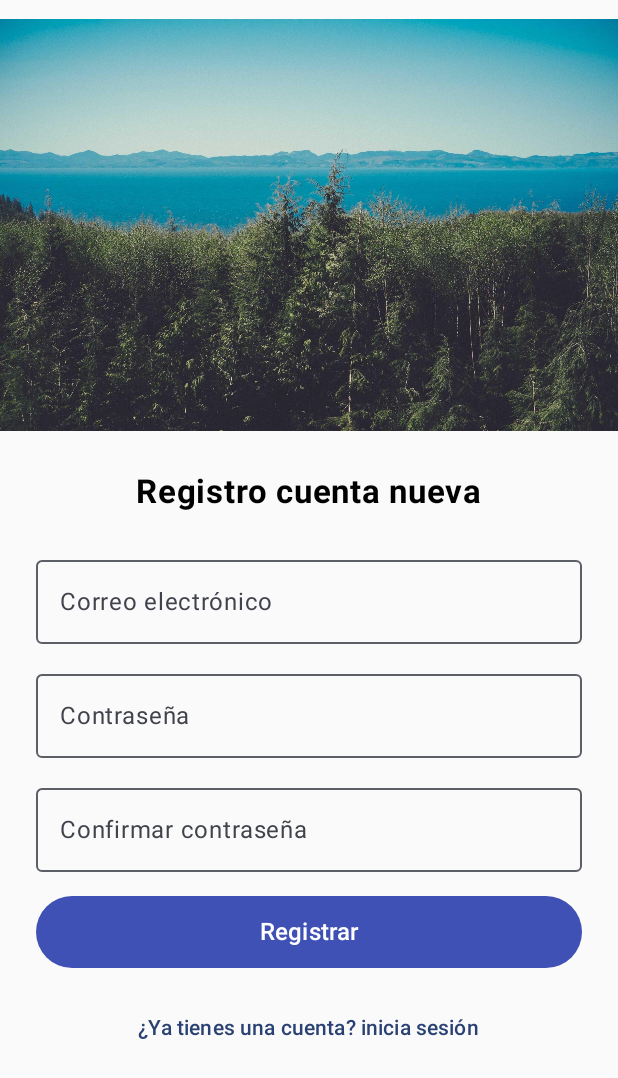
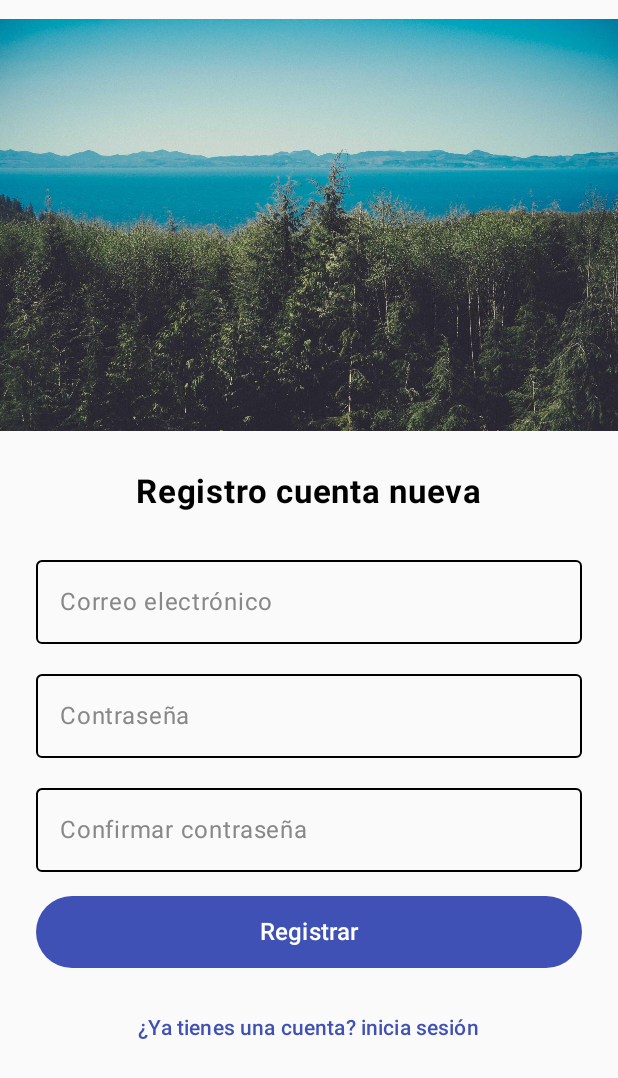
Before and after one commit to bcolorado/HangOut-Guide, an Android app built with Jetpack Compose: the screen it shows after launch (MainActivity), after a tap on "Registrarse", on a phone screen of 412 x 824 dp. Shown: the top 1078 px of the screen. Run offline under Robolectric (Android 15) with nearby library versions, the light colour scheme and no system bars; our stand-ins replace Firebase (no records; nobody signed in at launch, a user with empty details on screens opened directly).

Commit message:
Included some styles for inputs in forms

```diff
--- a/app/src/main/java/io/hangout/guide/ui/login/ForgotPasswordScreen.kt
+++ b/app/src/main/java/io/hangout/guide/ui/login/ForgotPasswordScreen.kt
@@ -18,6 +18,7 @@ import androidx.compose.ui.text.input.PasswordVisualTransformation
 import androidx.compose.ui.unit.dp
 import androidx.compose.ui.unit.sp
 import io.hangout.guide.R
+import io.hangout.guide.ui.theme.outlinedTextFieldColors
 import io.hangout.guide.utils.AuthManager
 import io.hangout.guide.utils.AuthRes
 import kotlinx.coroutines.launch
@@ -70,7 +71,9 @@ fun ForgotPasswordScreen(
             onValueChange = { email = it },
             label = { Text("Correo electrónico") },
             modifier = Modifier.fillMaxWidth(),
-            singleLine = true
+            singleLine = true,
+            textStyle = androidx.compose.ui.text.TextStyle(color = Color.Black),
+            colors = outlinedTextFieldColors()
         )
 
         Spacer(modifier = Modifier.height(16.dp))
@@ -95,7 +98,7 @@ fun ForgotPasswordScreen(
 
         // Enlaces de Olvidar contraseña y Registrarse
         TextButton(onClick = { onNavigateLogin() }) {
-            Text("¿Ya tienes una cuenta? inicia sesión")
+            Text("¿Ya tienes una cuenta? inicia sesión", color = Color(0xFF3F51B5))
         }
     }
 }
--- a/app/src/main/java/io/hangout/guide/ui/login/LoginScreen.kt
+++ b/app/src/main/java/io/hangout/guide/ui/login/LoginScreen.kt
@@ -21,6 +21,7 @@ import kotlinx.coroutines.launch
 import android.content.Context
 import android.widget.Toast
 import io.hangout.guide.utils.AuthRes
+import io.hangout.guide.ui.theme.outlinedTextFieldColors
 
 @Composable
 fun LoginScreen(
@@ -70,7 +71,9 @@ fun LoginScreen(
             label = { Text("Correo electrónico") },
             singleLine = true,
             modifier = Modifier.fillMaxWidth(),
-            keyboardOptions = KeyboardOptions.Default.copy(keyboardType = KeyboardType.Email)
+            keyboardOptions = KeyboardOptions.Default.copy(keyboardType = KeyboardType.Email),
+            textStyle = androidx.compose.ui.text.TextStyle(color = Color.Black),
+            colors = outlinedTextFieldColors()
         )
 
         Spacer(modifier = Modifier.height(16.dp))
@@ -82,7 +85,9 @@ fun LoginScreen(
             label = { Text("Contraseña") },
             singleLine = true,
             modifier = Modifier.fillMaxWidth(),
-            visualTransformation = PasswordVisualTransformation()
+            visualTransformation = PasswordVisualTransformation(),
+            textStyle = androidx.compose.ui.text.TextStyle(color = Color.Black),
+            colors = outlinedTextFieldColors()
         )
 
         Spacer(modifier = Modifier.height(16.dp))
@@ -106,11 +111,11 @@ fun LoginScreen(
 
         // Enlaces de Olvidar contraseña y Registrarse
         TextButton(onClick = { onNavigateForgotPassword() }) {
-            Text("¿Olvidaste la contraseña?")
+            Text("¿Olvidaste la contraseña?", color = Color(0xFF3F51B5))
         }
 
         TextButton(onClick = { onNavigateToRegister() }) {
-            Text("Registrarse")
+            Text("Registrarse", color = Color(0xFF3F51B5))
         }
     }
 
--- a/app/src/main/java/io/hangout/guide/ui/login/RegisterScreen.kt
+++ b/app/src/main/java/io/hangout/guide/ui/login/RegisterScreen.kt
@@ -19,6 +19,7 @@ import androidx.compose.ui.unit.dp
 import androidx.compose.ui.unit.sp
 import io.hangout.guide.utils.AuthManager
 import io.hangout.guide.R
+import io.hangout.guide.ui.theme.outlinedTextFieldColors
 import io.hangout.guide.utils.AuthRes
 import kotlinx.coroutines.launch
 
@@ -71,7 +72,9 @@ fun RegisterScreen(onNavigateLogin: () -> Unit, auth: AuthManager) {
             onValueChange = { email = it },
             label = { Text("Correo electrónico") },
             modifier = Modifier.fillMaxWidth(),
-            singleLine = true
+            singleLine = true,
+            textStyle = androidx.compose.ui.text.TextStyle(color = Color.Black),
+            colors = outlinedTextFieldColors()
         )
 
         Spacer(modifier = Modifier.height(12.dp))
@@ -82,7 +85,9 @@ fun RegisterScreen(onNavigateLogin: () -> Unit, auth: AuthManager) {
             label = { Text("Contraseña") },
             modifier = Modifier.fillMaxWidth(),
             visualTransformation = PasswordVisualTransformation(),
-            singleLine = true
+            singleLine = true,
+            textStyle = androidx.compose.ui.text.TextStyle(color = Color.Black),
+            colors = outlinedTextFieldColors()
         )
 
         Spacer(modifier = Modifier.height(12.dp))
@@ -93,7 +98,9 @@ fun RegisterScreen(onNavigateLogin: () -> Unit, auth: AuthManager) {
             label = { Text("Confirmar contraseña") },
             modifier = Modifier.fillMaxWidth(),
             visualTransformation = PasswordVisualTransformation(),
-            singleLine = true
+            singleLine = true,
+            textStyle = androidx.compose.ui.text.TextStyle(color = Color.Black),
+            colors = outlinedTextFieldColors()
         )
 
         Spacer(modifier = Modifier.height(16.dp))
@@ -117,7 +124,7 @@ fun RegisterScreen(onNavigateLogin: () -> Unit, auth: AuthManager) {
 
         // Enlaces de Olvidar contraseña y Registrarse
         TextButton(onClick = { onNavigateLogin() }) {
-            Text("¿Ya tienes una cuenta? inicia sesión")
+            Text("¿Ya tienes una cuenta? inicia sesión", color = Color(0xFF3F51B5))
         }
     }
 }
--- /dev/null
+++ b/app/src/main/java/io/hangout/guide/ui/theme/InputColors.kt
@@ -0,0 +1,16 @@
+package io.hangout.guide.ui.theme
+
+import androidx.compose.material3.ExperimentalMaterial3Api
+import androidx.compose.material3.TextFieldDefaults
+import androidx.compose.runtime.Composable
+import androidx.compose.ui.graphics.Color
+
+@OptIn(ExperimentalMaterial3Api::class)
+@Composable
+fun outlinedTextFieldColors() = TextFieldDefaults.outlinedTextFieldColors(
+    focusedBorderColor = Color(0xFF3F51B5), // Color del borde cuando está enfocado
+    unfocusedBorderColor = Color.Black, // Color del borde cuando NO está enfocado
+    cursorColor = Color(0xFF3F51B5), // Color del cursor
+    focusedLabelColor = Color(0xFF3F51B5), // Color del texto del label cuando está enfocado
+    unfocusedLabelColor = Color.Gray, // Color del texto del label cuando NO está enfocado
+)
```
